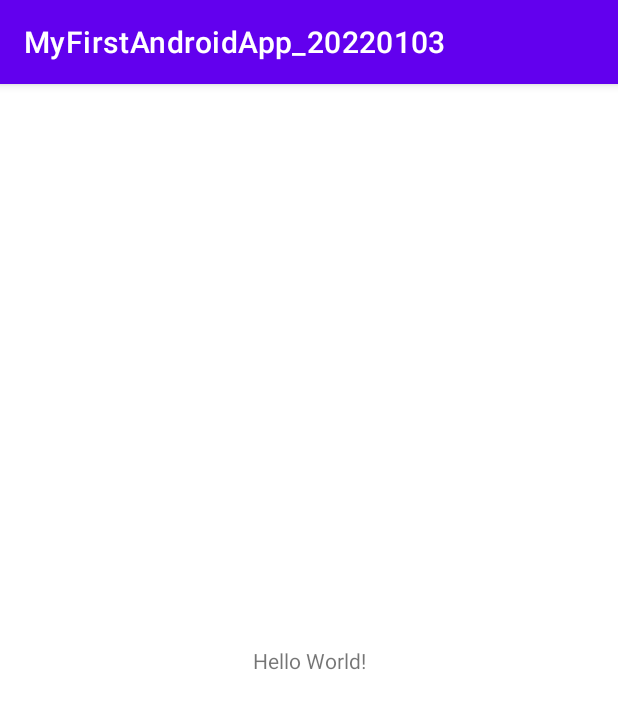
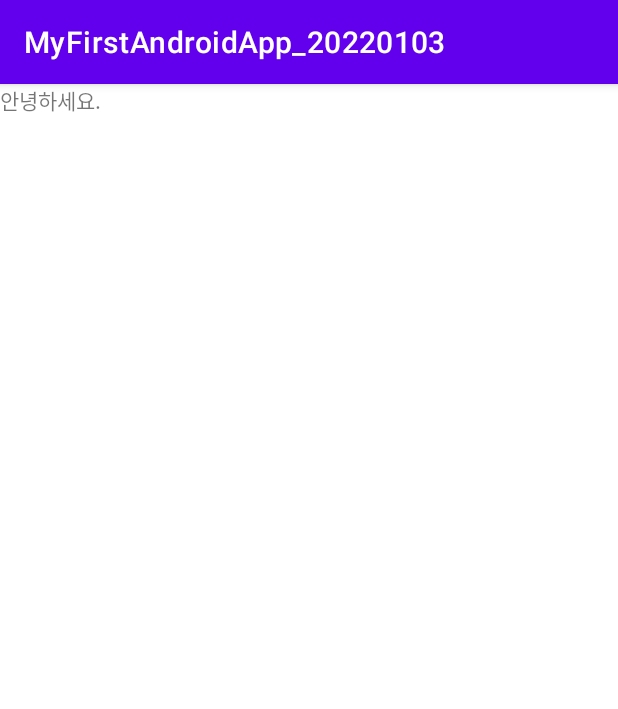
Before and after one commit to nepp-plus/MyFirstAndroidApp_20220103, an Android app: the screen it shows after launch (MainActivity), on a phone screen of 412 x 824 dp. Shown: the top 709 px of the screen. Run offline under Robolectric (Android 15) with nearby library versions, the phone set to English and light mode, and no system bars.

Commit message:
TextView + LinearLayout 배치

```diff
--- a/app/src/main/AndroidManifest.xml
+++ b/app/src/main/AndroidManifest.xml
@@ -1,6 +1,6 @@
 <?xml version="1.0" encoding="utf-8"?>
 <manifest xmlns:android="http://schemas.android.com/apk/res/android"
-    package="com.neppplus.myfirstandroidapp_20220103">
+    package="com.neppplus.myfirstandroidapp_20220103" >
 
     <application
         android:allowBackup="true"
@@ -8,10 +8,10 @@
         android:label="@string/app_name"
         android:roundIcon="@mipmap/ic_launcher_round"
         android:supportsRtl="true"
-        android:theme="@style/Theme.MyFirstAndroidApp_20220103">
+        android:theme="@style/Theme.MyFirstAndroidApp_20220103" >
         <activity
             android:name=".MainActivity"
-            android:exported="true">
+            android:exported="true" >
             <intent-filter>
                 <action android:name="android.intent.action.MAIN" />
 
--- a/app/src/main/res/layout/activity_main.xml
+++ b/app/src/main/res/layout/activity_main.xml
@@ -1,7 +1,8 @@
 <?xml version="1.0" encoding="utf-8"?>
-<androidx.constraintlayout.widget.ConstraintLayout xmlns:android="http://schemas.android.com/apk/res/android"
+<LinearLayout
+    xmlns:android="http://schemas.android.com/apk/res/android"
+    xmlns:tools="http://schemas.android.com/tools"
     xmlns:app="http://schemas.android.com/apk/res-auto"
-    xmlns:tools="http://schemas.android.com/tools"
     android:layout_width="match_parent"
     android:layout_height="match_parent"
     tools:context=".MainActivity">
@@ -9,10 +10,6 @@
     <TextView
         android:layout_width="wrap_content"
         android:layout_height="wrap_content"
-        android:text="Hello World!"
-        app:layout_constraintBottom_toBottomOf="parent"
-        app:layout_constraintLeft_toLeftOf="parent"
-        app:layout_constraintRight_toRightOf="parent"
-        app:layout_constraintTop_toTopOf="parent" />
+        android:text="안녕하세요."/>
 
-</androidx.constraintlayout.widget.ConstraintLayout>
+</LinearLayout>
```
